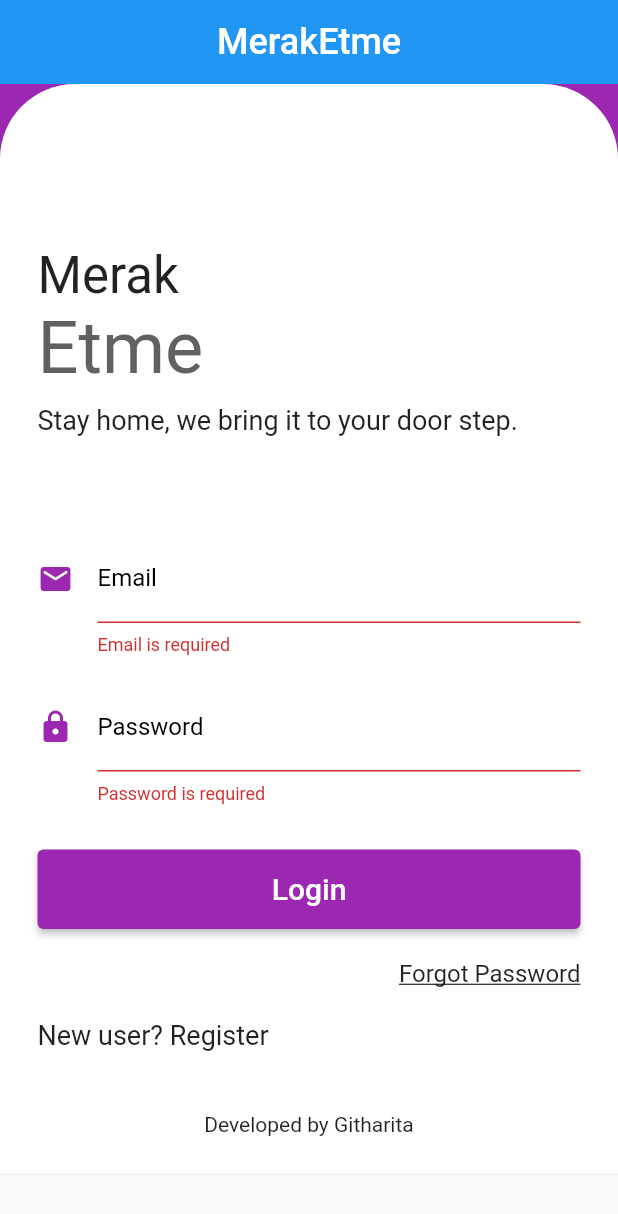
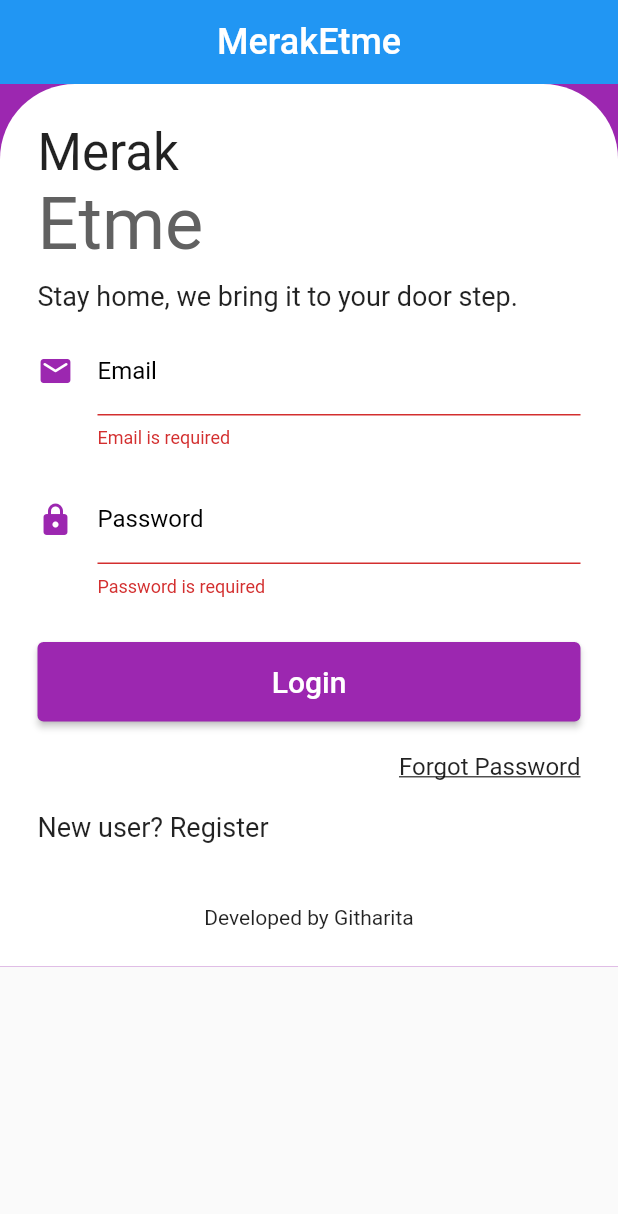
Before and after one commit to umar-bunu/meraketme, a Flutter app: the screen it shows after launch, after a tap on "Login", on a phone screen of 412 x 824 dp. Shown: the top 1214 px of the screen. Run offline on Flutter 3.47's test engine with Material 2 defaults, Android fonts, the phone set to English and light mode, and no system bars; our stand-ins replace animated_text_kit, cached_network_image, cloud_firestore, firebase_auth, firebase_core, firebase_database and 6 more; accounts and stored records are empty.

Commit message:
latest upgrade before major change 2

```diff
--- a/lib/screens/home.dart
+++ b/lib/screens/home.dart
@@ -11,6 +11,7 @@ import 'package:flutter/widgets.dart';
 import 'package:flutter_typeahead/flutter_typeahead.dart';
 import 'package:geolocator/geolocator.dart';
 import 'package:google_fonts/google_fonts.dart';
+import 'package:meraketme/services/NotificationServices.dart';
 import 'package:meraketme/services/OtherServices.dart';
 import 'package:meraketme/widgets/food_view.dart';
 import 'package:meraketme/screens/shopping_cart.dart';
@@ -162,6 +163,7 @@ class _HomeState extends State<Home> {
   }
 
   Future _getFoodList() async {
+    NotificationService().notifyItemOnWay('vendorName');
     bool isLocationServiceEnabled = await Geolocator.isLocationServiceEnabled();
     if (isLocationServiceEnabled == false) {
       LocationPermission permission = await Geolocator.checkPermission();
--- a/lib/screens/login.dart
+++ b/lib/screens/login.dart
@@ -56,24 +56,25 @@ class _LoginState extends State<Login> {
                         mainAxisAlignment: MainAxisAlignment.center,
                         crossAxisAlignment: CrossAxisAlignment.stretch,
                         children: [
-                          SizedBox(
-                            height: _height * 0.1,
+                          const Flexible(
+                            child: Text(
+                              'Merak',
+                              style: TextStyle(fontSize: 34),
+                            ),
                           ),
-                          const Text(
-                            'Merak',
-                            style: TextStyle(fontSize: 34),
-                          ),
-                          Text(
-                            'Etme',
-                            style: TextStyle(
-                                fontSize: 48, color: Colors.grey[700]),
+                          Flexible(
+                            child: Text(
+                              'Etme',
+                              style: TextStyle(
+                                  fontSize: 48, color: Colors.grey[700]),
+                            ),
                           ),
                           const SizedBox(height: 10),
                           Text('Stay home, we bring it to your door step.',
                               style:
                                   GoogleFonts.shadowsIntoLight(fontSize: 18)),
-                          SizedBox(
-                            height: _height * 0.08,
+                          const SizedBox(
+                            height: 10,
                           ),
                           Theme(
                             data: ThemeData(
@@ -100,8 +101,9 @@ class _LoginState extends State<Login> {
                                 _email = value.trim();
                               },
                               validator: (String? value) {
-                                if (value!.trim().isEmpty)
+                                if (value!.trim().isEmpty) {
                                   return 'Email is required';
+                                }
                               },
                             ),
                           ),
@@ -129,14 +131,14 @@ class _LoginState extends State<Login> {
                                   ),
                                   hintText: '********',
                                   labelText: 'Password',
-                                  labelStyle:
-                                      const TextStyle(color: Colors.black)),
+                                  labelStyle: TextStyle(color: Colors.black)),
                               onChanged: (String value) {
                                 _password = value.trim();
                               },
                               validator: (String? value) {
-                                if (value!.trim().isEmpty)
+                                if (value!.trim().isEmpty) {
                                   return 'Password is required';
+                                }
                               },
                             ),
                           ),
```
Also changed, not shown: lib/main.dart (+62 -63 lines), lib/services/NotificationServices.dart (+14 -20 lines).
